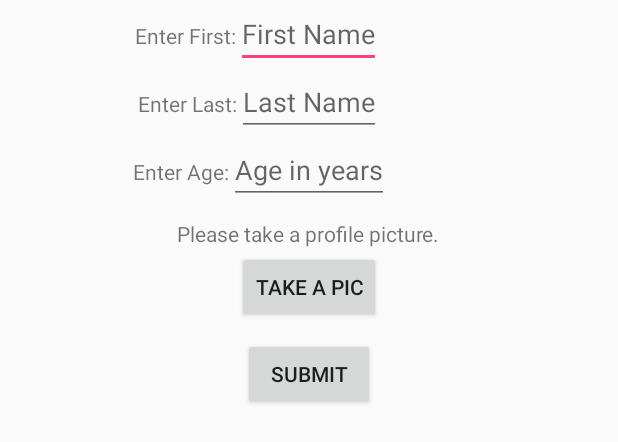
After one commit to mewest88/CS6018_GroupProject, an Android app: the layout fragment_edit_user_details.xml on its own in the app's theme, with its tools: preview values and no code run, on a phone screen of 412 x 824 dp. The commit adds this screen. Shown: the top 442 px of the screen. Run offline under Robolectric (Android 15) with nearby library versions, the phone set to English and light mode, and no system bars.

Commit message:
added a new fragment to handle the user edit info page.

```diff
--- a/app/src/main/java/com/example/masonwest/lifestyle_app/MainActivity.java
+++ b/app/src/main/java/com/example/masonwest/lifestyle_app/MainActivity.java
@@ -22,6 +22,8 @@ public class MainActivity extends AppCompatActivity
     protected void onCreate(Bundle savedInstanceState) {
         super.onCreate(savedInstanceState);
         setContentView(R.layout.activity_main);
+
+        //
 
         // ----------------------------------------------------------------------------------------
         mItemList = new ArrayList<>();
@@ -100,6 +102,8 @@ public class MainActivity extends AppCompatActivity
         }
     }
 
+    public
+
     boolean isTablet()
     {
         return getResources().getBoolean(R.bool.isTablet);
--- a/app/src/main/res/layout-sw600dp/activity_main.xml
+++ b/app/src/main/res/layout-sw600dp/activity_main.xml
@@ -8,15 +8,15 @@
     tools:context=".MainActivity">
 
     <FrameLayout
+        android:id="@+id/fl_frag_masterlist_container_tablet"
         android:layout_width="0dp"
         android:layout_height="match_parent"
-        android:id="@+id/fl_frag_masterlist_container_tablet"
         android:layout_weight="1.5"
         />
     <FrameLayout
+        android:id="@+id/fl_frag_itemdetail_container_tablet"
         android:layout_width="0dp"
         android:layout_height="match_parent"
         android:layout_weight="2"
-        android:id="@+id/fl_frag_itemdetail_container_tablet"
         />
 </LinearLayout>
--- a/app/src/main/res/layout/activity_main.xml
+++ b/app/src/main/res/layout/activity_main.xml
@@ -2,10 +2,10 @@
 <FrameLayout xmlns:android="http://schemas.android.com/apk/res/android"
     xmlns:app="http://schemas.android.com/apk/res-auto"
     xmlns:tools="http://schemas.android.com/tools"
+    android:id="@+id/fl_frag_masterlist_container_phone"
     android:layout_width="match_parent"
     android:layout_height="match_parent"
     android:padding="16dp"
     tools:context=".MainActivity"
-    android:id="@+id/fl_frag_masterlist_container_phone"
     >
 </FrameLayout>
--- /dev/null
+++ b/app/src/main/res/layout/fragment_edit_user_details.xml
@@ -0,0 +1,95 @@
+<?xml version="1.0" encoding="utf-8"?>
+<RelativeLayout xmlns:android="http://schemas.android.com/apk/res/android"
+    xmlns:tools="http://schemas.android.com/tools"
+    android:layout_width="match_parent"
+    android:layout_height="match_parent"
+    tools:context=".MainActivity">
+
+    <EditText
+        android:id="@+id/et_firstName"
+        android:layout_width="wrap_content"
+        android:layout_height="wrap_content"
+        android:layout_centerHorizontal="true"
+        android:hint="@string/firstName"
+        />
+    <TextView
+        android:id="@+id/et_firstName_hardcoded"
+        android:layout_width="wrap_content"
+        android:layout_height="wrap_content"
+        android:layout_toLeftOf="@id/et_firstName"
+        android:layout_alignBaseline="@id/et_firstName"
+        android:text="@string/enterFN"
+        />
+    <EditText
+        android:id="@+id/et_lastName"
+        android:layout_width="wrap_content"
+        android:layout_height="wrap_content"
+        android:layout_below="@id/et_firstName"
+        android:layout_centerHorizontal="true"
+        android:hint="@string/lastName"
+        />
+    <TextView
+        android:id="@+id/et_lastName_hardcoded"
+        android:layout_width="wrap_content"
+        android:layout_height="wrap_content"
+        android:layout_toLeftOf="@id/et_lastName"
+        android:layout_below="@id/et_firstName"
+        android:layout_alignBaseline="@id/et_lastName"
+        android:text="@string/enterLN"
+        />
+    <EditText
+        android:id="@+id/et_Age"
+        android:layout_width="wrap_content"
+        android:layout_height="wrap_content"
+        android:layout_below="@id/et_lastName"
+        android:layout_centerHorizontal="true"
+        android:hint="@string/Age"
+        />
+    <TextView
+        android:id="@+id/et_Age_hardcoded"
+        android:layout_width="wrap_content"
+        android:layout_height="wrap_content"
+        android:layout_toLeftOf="@id/et_Age"
+        android:layout_below="@id/et_lastName"
+        android:layout_alignBaseline="@id/et_Age"
+        android:text="@string/enterAge"
+        />
+
+    <TextView
+        android:id="@+id/tv_enterPicture"
+        android:layout_below="@id/et_Age"
+        android:layout_width="wrap_content"
+        android:layout_height="wrap_content"
+        android:layout_centerHorizontal="true"
+        android:layout_marginTop="10dp"
+        android:text="@string/entryText2"
+        />
+
+    <Button
+        android:id="@+id/button_takePicture"
+        android:layout_width="wrap_content"
+        android:layout_height="wrap_content"
+        android:layout_centerHorizontal="true"
+        android:layout_below="@id/tv_enterPicture"
+        android:layout_marginTop="2dp"
+        android:text="@string/takeAPic"
+        />
+
+    <Button
+        android:id="@+id/button_submit"
+        android:layout_width="wrap_content"
+        android:layout_height="wrap_content"
+        android:layout_centerHorizontal="true"
+        android:layout_marginTop="10dp"
+        android:layout_below="@id/button_takePicture"
+        android:text="@string/submit"
+        />
+    <ImageView
+        android:id="@+id/iv_pic"
+        android:layout_width="wrap_content"
+        android:layout_height="wrap_content"
+        android:layout_centerHorizontal="true"
+        android:layout_below="@id/button_submit"
+        />
+
+</RelativeLayout>
--- a/app/src/main/res/layout/view_layout.xml
+++ b/app/src/main/res/layout/view_layout.xml
@@ -12,11 +12,11 @@
         android:layout_marginRight="8dp"
         />
     <TextView
+        android:id="@+id/tv_data"
         android:layout_width="match_parent"
         android:layout_height="wrap_content"
         tools:text="Dummy"
         android:textSize="20sp"
         android:layout_marginTop="8dp"
-        android:id="@+id/tv_data"
         />
 </LinearLayout>
--- a/app/src/main/res/values/strings.xml
+++ b/app/src/main/res/values/strings.xml
@@ -1,6 +1,15 @@
 <resources>
     <string name="app_name">Lifestyle_App</string>
-
-    <!-- TODO: Remove or change this placeholder text -->
-    <string name="hello_blank_fragment">Hello blank fragment</string>
+    <string name="enterFN">Enter First:</string>
+    <string name="firstName">First Name</string>
+    <string name="enterLN">Enter Last:</string>
+    <string name="lastName">Last Name</string>
+    <string name="enterAge">Enter Age:</string>
+    <string name="Age">Age in years</string>
+    <string name="takeAPic">Take a Pic</string>
+    <string name="submit">Submit</string>
+    <string name="entryText2">Please take a profile picture.</string>
+    <string name="fullName">Your Full Name:</string>
+    <string name="profilePic">Profile Picture:</string>
+    <string name="age">Your Age:</string>
 </resources>
```
Also changed, not shown: app/src/main/java/com/example/masonwest/lifestyle_app/EditUserDetailsFragment.java (added, +107 -0 lines).
